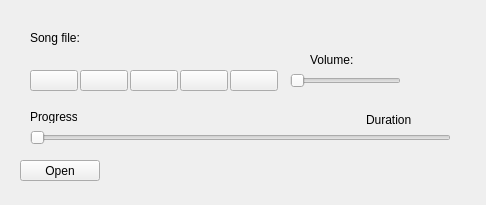
First picture: the form in MediaPlayer/widget.ui, repository CrusherXfb/Qt, before the edit.
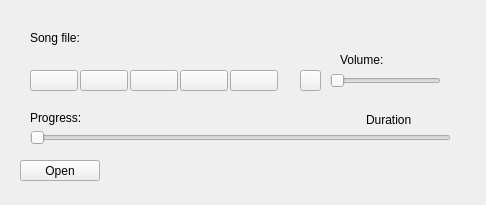
Second picture: the form after the edit. Icons and pictures are not drawn.

Commit message: window name and progress slider DONE

Patch:
```diff
--- a/MediaPlayer/widget.ui
+++ b/MediaPlayer/widget.ui
@@ -129,7 +129,7 @@
   <widget class="QSlider" name="horizontalSliderVolume">
    <property name="geometry">
     <rect>
-     <x>290</x>
+     <x>330</x>
      <y>70</y>
      <width>111</width>
      <height>21</height>
@@ -142,7 +142,7 @@
   <widget class="QLabel" name="labelVolume">
    <property name="geometry">
     <rect>
-     <x>310</x>
+     <x>340</x>
      <y>50</y>
      <width>91</width>
      <height>20</height>
@@ -170,8 +170,8 @@
     <rect>
      <x>30</x>
      <y>110</y>
-     <width>47</width>
-     <height>13</height>
+     <width>131</width>
+     <height>16</height>
     </rect>
    </property>
    <property name="text">
@@ -191,6 +191,19 @@
     <string>Duration</string>
    </property>
   </widget>
+  <widget class="QPushButton" name="pushButtonMute">
+   <property name="geometry">
+    <rect>
+     <x>300</x>
+     <y>70</y>
+     <width>21</width>
+     <height>21</height>
+    </rect>
+   </property>
+   <property name="text">
+    <string/>
+   </property>
+  </widget>
  </widget>
  <resources>
   <include location="Icon/icon.qrc"/>
```
Left out of the diff: 5 changed lines with no effect on the pictures. The commit also changes 2 other files.
